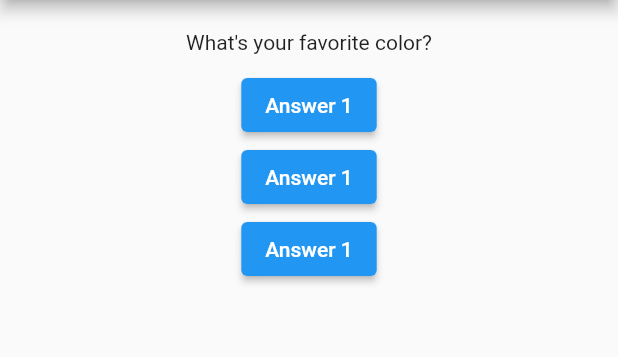
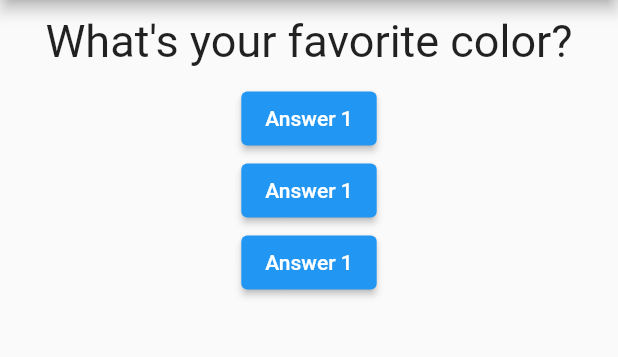
Before and after one commit to a-tiny-flame/f_quiz_app, a Flutter app: the screen it shows after launch, on a phone screen of 412 x 824 dp, the part 84-441 px from its top. Run offline on Flutter 3.47's test engine with Material 2 defaults, Android fonts, the phone set to English and light mode, and no system bars.

Commit message:
First Styling & Layouting Steps

```diff
--- a/lib/components/question.dart
+++ b/lib/components/question.dart
@@ -7,6 +7,14 @@ class Question extends StatelessWidget {
 
   @override
   Widget build(BuildContext context) {
-    return Text(questionText);
+    return Container(
+      width: double.infinity,
+      margin: const EdgeInsets.all(10),
+      child: Text(
+        questionText,
+        style: const TextStyle(fontSize: 30),
+        textAlign: TextAlign.center,
+      ),
+    );
   }
 }
--- a/lib/screens/home_screen.dart
+++ b/lib/screens/home_screen.dart
@@ -10,7 +10,7 @@ class HomeScreen extends StatefulWidget {
 }
 
 class _HomeScreenState extends State<HomeScreen> {
-  final questions =  <String>[
+  final questions = <String>[
     'What\'s your favorite color?',
     'What\'s your favorite animal?'
   ];
@@ -23,12 +23,9 @@ class _HomeScreenState extends State<HomeScreen> {
       appBar: AppBar(
         title: const Text('Quiz App'),
       ),
-      body: Center(
-        child: Column(
+      body: Column(
         children: [
-            const SizedBox(height: 20),
           Question(questions[_questionIndex]),
-            const SizedBox(height: 10),
           ElevatedButton(
             onPressed: _answerQuestion,
             child: const Text('Answer 1'),
@@ -44,7 +41,6 @@ class _HomeScreenState extends State<HomeScreen> {
           ),
         ],
       ),
-      ),
     );
   }
 
```
Lines whose indentation alone changed are shown as unchanged.
